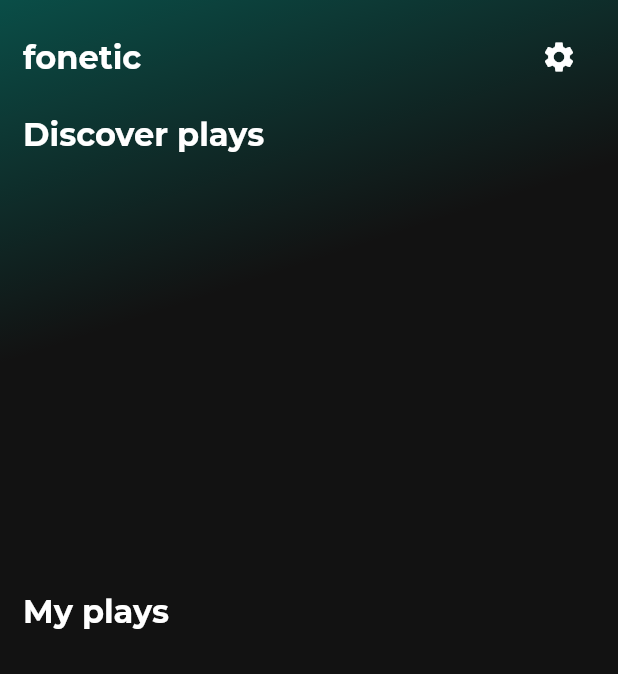
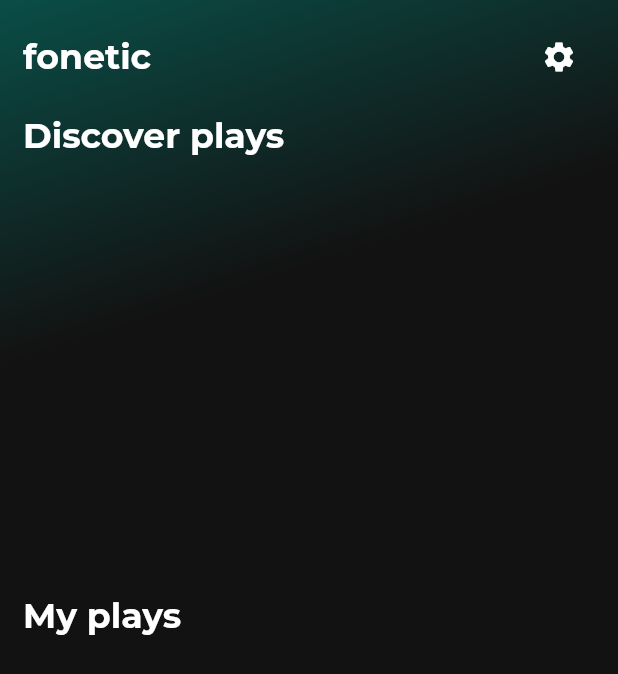
Before and after one commit to alinbr/fonetic, a Flutter app: the screen it shows after launch, on a phone screen of 412 x 824 dp. Shown: the top 674 px of the screen. Run offline on Flutter 3.47's test engine with Material 2 defaults, Android fonts, the phone set to English and light mode, and no system bars; our stand-ins replace cloud_firestore, firebase_core, flutter_riverpod, flutter_screenutil; missing offline and left inert: enum_to_string; accounts and stored records are empty.

Commit message:
change homepage

```diff
--- a/lib/main.dart
+++ b/lib/main.dart
@@ -30,7 +30,7 @@
           textTheme: TextTheme(
             headline2: TextStyle(
               color: Colors.white,
-              fontSize: 24.sp,
+              fontSize: 26.sp,
               fontWeight: FontWeight.bold,
             ),
             headline4: TextStyle(
```
